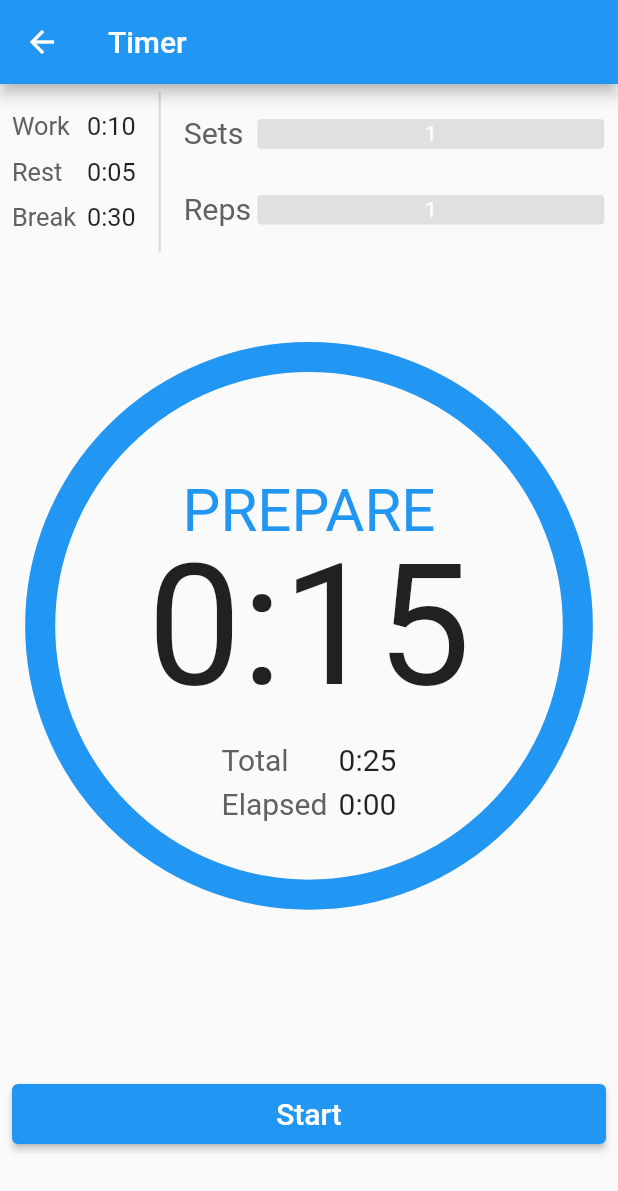
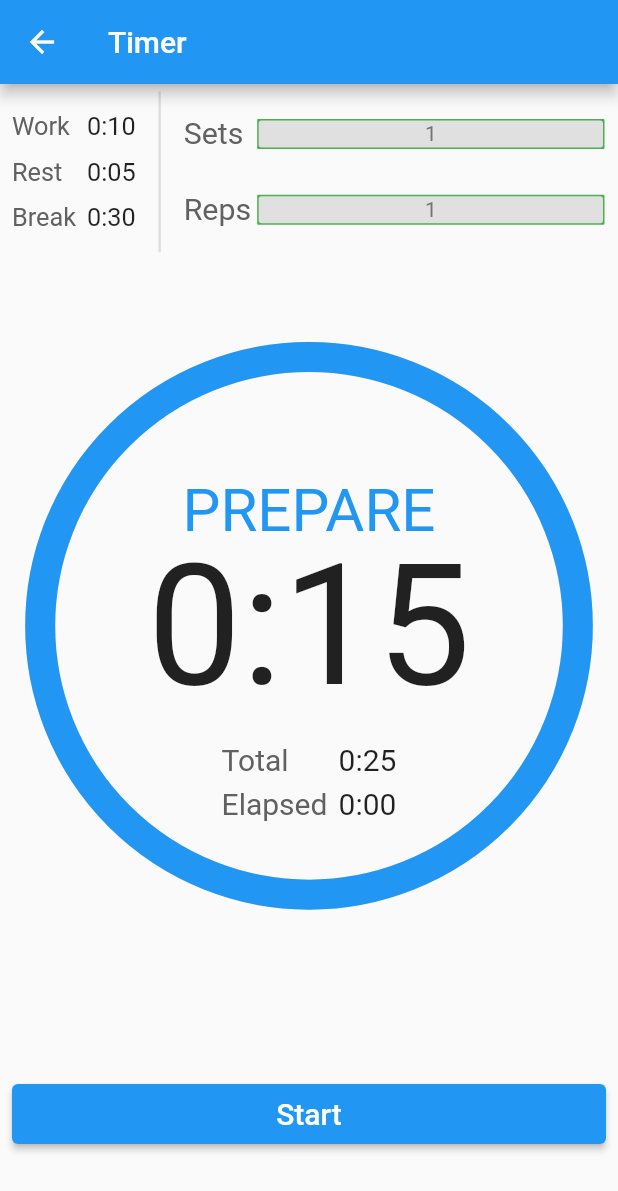
Before and after one commit to gideonmay/CountDown-Hangboard-Timer, a Flutter app: the DurationsPickerScreen screen opened directly, after a tap on the "add" icon, after a tap on the "remove" icon, after a tap on "Start", on a phone screen of 412 x 824 dp. Shown: the top 1191 px of the screen. Run offline on Flutter 3.47's test engine with Material 2 defaults, Android fonts, the phone set to English and light mode, and no system bars; drawn by our look-alikes of step_progress_indicator; our stand-ins replace flutter_spinbox, just_audio, shared_preferences; accounts and stored records are empty.

Commit message:
Added limit to prevent progress counter from showing unreadably small text

```diff
--- a/lib/models/duration_status_list.dart
+++ b/lib/models/duration_status_list.dart
@@ -108,7 +108,7 @@ class DurationStatusList {
             statusColor: breakColor,
             startTime: Duration(seconds: _totalSeconds),
             currSet: currSet,
-            currRep: currRep));
+            currRep: 1));
 
         _totalSeconds += breakDuration.inSeconds;
       }
--- a/lib/widgets/durations_picker_form.dart
+++ b/lib/widgets/durations_picker_form.dart
@@ -29,7 +29,12 @@ class _DurationsPickerFormState extends State<DurationsPickerForm> {
             max: 20,
             onChanged: (value) {
               setState(() {
-                timerDurations.sets = value;
+                // Do not allow value of zero or lower
+                if (value <= 0) {
+                  timerDurations.sets = 1;
+                } else {
+                  timerDurations.sets = value;
+                }
               });
             },
             decoration: const InputDecoration(
@@ -44,7 +49,12 @@ class _DurationsPickerFormState extends State<DurationsPickerForm> {
             max: 20,
             onChanged: (value) {
               setState(() {
-                timerDurations.reps = value;
+                // Do not allow value of zero or lower
+                if (value <= 0) {
+                  timerDurations.reps = 1;
+                } else {
+                  timerDurations.reps = value;
+                }
               });
             },
             decoration: const InputDecoration(
--- a/lib/widgets/progress_counter.dart
+++ b/lib/widgets/progress_counter.dart
@@ -15,6 +15,46 @@ class ProgressCounter extends StatelessWidget {
       required this.total,
       required this.title,
       required this.fontSize});
+
+  /// Returns the approprate Box Decoration based on the current index
+  BoxDecoration _getCustomDecoration(int index, Color color) {
+    if (completed == index) {
+      return BoxDecoration(
+          border: Border.all(color: Colors.green, width: 2.0, strokeAlign: BorderSide.strokeAlignCenter),
+          borderRadius: const BorderRadius.all(Radius.circular(3.0)),
+          color: color);
+    } else {
+      return BoxDecoration(
+          borderRadius: const BorderRadius.all(Radius.circular(3.0)),
+          color: color);
+    }
+  }
+
+  /// Returns the appropriate text style based on the current index
+  TextStyle _getCustomStyle(int index) {
+    if (completed == index) {
+      return TextStyle(color: Colors.grey.shade600);
+    } else {
+      return const TextStyle(color: Colors.white);
+    }
+  }
+
+  /// Returns text representing the current set/rep only if the total sets/reps
+  /// if below a certain number. Otherwise, returns a blank text. This prevents
+  /// the counter from showing unreadably small text.
+  Text _getCustomText(int index) {
+    if (total <= 15) {
+      return Text(
+        '${index + 1}',
+        style: _getCustomStyle(index),
+      );
+    } else {
+      return Text(
+        ' ', // Blank because not enough room to show text
+        style: _getCustomStyle(index),
+      );
+    }
+  }
 
   @override
   Widget build(BuildContext context) {
@@ -37,15 +77,11 @@ class ProgressCounter extends StatelessWidget {
             unselectedColor: Colors.grey.shade300,
             customStep: (index, color, _) {
               return Container(
-                decoration: BoxDecoration(
-                    borderRadius: const BorderRadius.all(Radius.circular(3.0)),
-                    color: color),
+                decoration: _getCustomDecoration(index, color),
                 child: Center(
                     child: FittedBox(
-                  child: Text(
-                    '${index + 1}',
-                    style: const TextStyle(color: Colors.white),
-                  ),
+                  fit: BoxFit.fitWidth,
+                  child: _getCustomText(index),
                 )),
               );
             },
```
